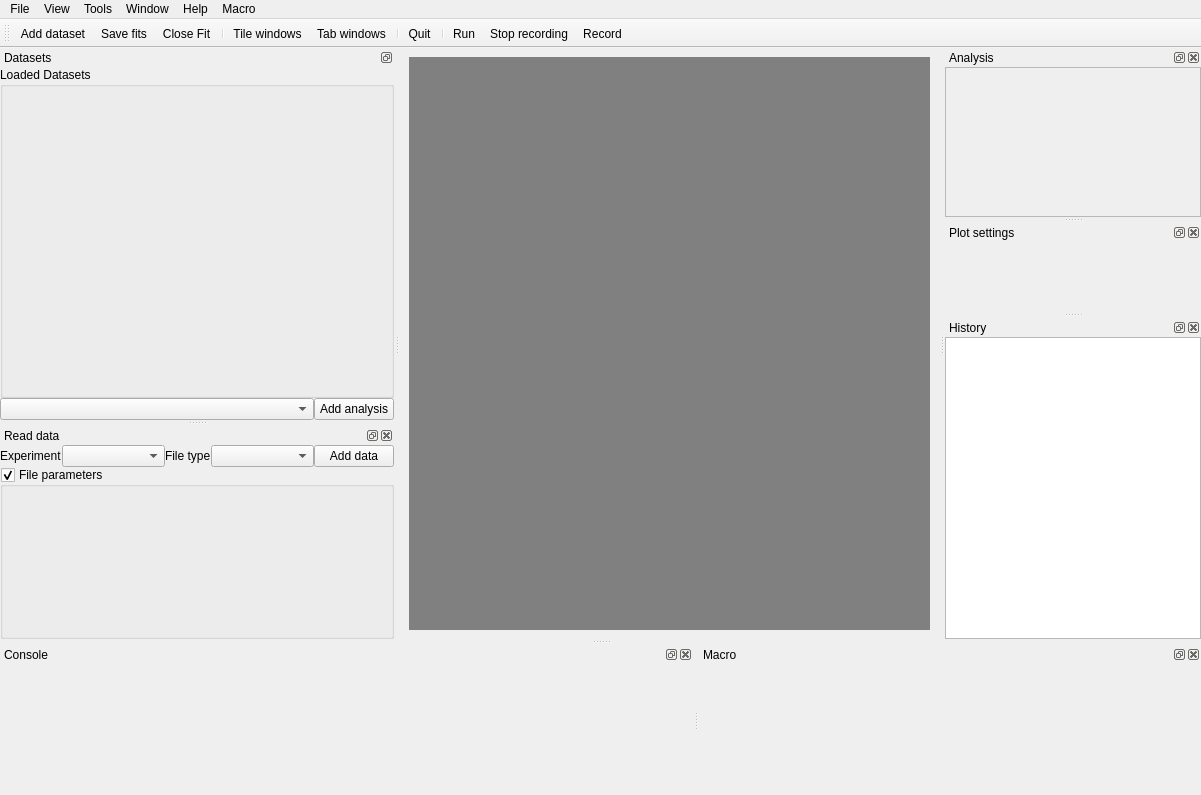
Above: chisurf/gui/gui.ui from Fluorescence-Tools/chisurf before the change. Below: the same form after it.
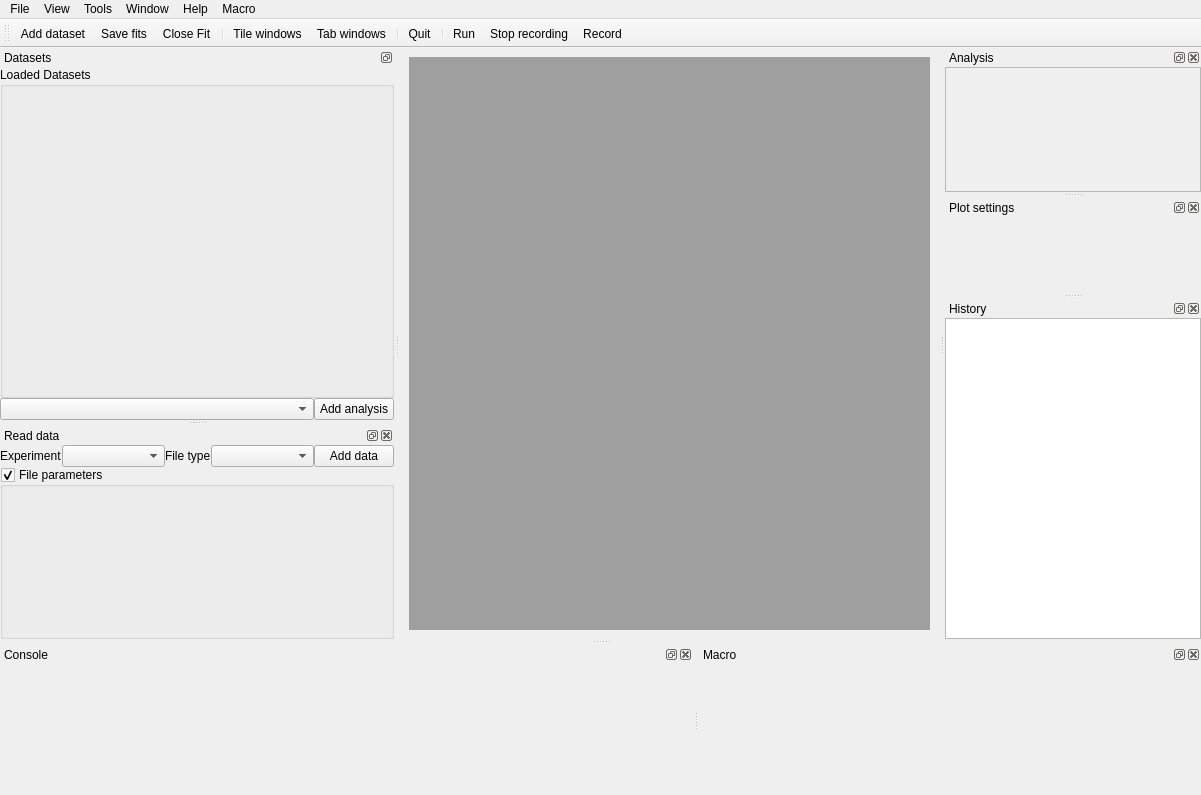
That is the form after the change. Icons and pictures are not drawn.

```diff
--- a/chisurf/gui/gui.ui
+++ b/chisurf/gui/gui.ui
@@ -13,21 +13,6 @@
     <height>795</height>
    </rect>
   </property>
-  <property name="sizePolicy">
-   <sizepolicy hsizetype="Preferred" vsizetype="Preferred">
-    <horstretch>0</horstretch>
-    <verstretch>0</verstretch>
-   </sizepolicy>
-  </property>
-  <property name="maximumSize">
-   <size>
-    <width>16777215</width>
-    <height>16777215</height>
-   </size>
-  </property>
-  <property name="focusPolicy">
-   <enum>Qt::ClickFocus</enum>
-  </property>
   <property name="windowTitle">
    <string>ChiSurf</string>
   </property>
@@ -38,15 +23,6 @@
   <property name="windowOpacity">
    <double>1.000000000000000</double>
   </property>
-  <property name="animated">
-   <bool>true</bool>
-  </property>
-  <property name="documentMode">
-   <bool>false</bool>
-  </property>
-  <property name="tabShape">
-   <enum>QTabWidget::Rounded</enum>
-  </property>
   <property name="dockOptions">
    <set>QMainWindow::AllowNestedDocks|QMainWindow::AllowTabbedDocks|QMainWindow::AnimatedDocks|QMainWindow::ForceTabbedDocks</set>
   </property>
@@ -54,21 +30,9 @@
    <bool>true</bool>
   </property>
   <widget class="QWidget" name="centralwidget">
-   <property name="sizePolicy">
-    <sizepolicy hsizetype="Preferred" vsizetype="Preferred">
-     <horstretch>0</horstretch>
-     <verstretch>0</verstretch>
-    </sizepolicy>
-   </property>
    <layout class="QGridLayout" name="gridLayout_2">
     <item row="1" column="1">
      <widget class="QMdiArea" name="mdiarea">
-      <property name="sizePolicy">
-       <sizepolicy hsizetype="Preferred" vsizetype="Preferred">
-        <horstretch>0</horstretch>
-        <verstretch>0</verstretch>
-       </sizepolicy>
-      </property>
       <property name="frameShape">
        <enum>QFrame::NoFrame</enum>
       </property>
@@ -78,15 +42,6 @@
       <property name="horizontalScrollBarPolicy">
        <enum>Qt::ScrollBarAsNeeded</enum>
       </property>
-      <property name="background">
-       <brush brushstyle="SolidPattern">
-        <color alpha="255">
-         <red>128</red>
-         <green>128</green>
-         <blue>128</blue>
-        </color>
-       </brush>
-      </property>
       <property name="viewMode">
        <enum>QMdiArea::SubWindowView</enum>
       </property>
@@ -110,27 +65,6 @@
    </layout>
   </widget>
   <widget class="QDockWidget" name="dockWidgetAnalysis">
-   <property name="sizePolicy">
-    <sizepolicy hsizetype="Preferred" vsizetype="Preferred">
-     <horstretch>0</horstretch>
-     <verstretch>0</verstretch>
-    </sizepolicy>
-   </property>
-   <property name="minimumSize">
-    <size>
-     <width>89</width>
-     <height>111</height>
-    </size>
-   </property>
-   <property name="maximumSize">
-    <size>
-     <width>524287</width>
-     <height>524287</height>
-    </size>
-   </property>
-   <property name="focusPolicy">
-    <enum>Qt::NoFocus</enum>
-   </property>
    <property name="floating">
     <bool>false</bool>
    </property>
@@ -150,12 +84,6 @@
       <verstretch>0</verstretch>
      </sizepolicy>
     </property>
-    <property name="font">
-     <font>
-      <family>MS Shell Dlg 2</family>
-      <pointsize>9</pointsize>
-     </font>
-    </property>
     <layout class="QVBoxLayout" name="verticalLayout_3">
      <property name="spacing">
       <number>0</number>
@@ -200,7 +128,7 @@
           <x>0</x>
           <y>0</y>
           <width>254</width>
-          <height>145</height>
+          <height>133</height>
          </rect>
         </property>
         <property name="sizePolicy">
@@ -239,8 +167,8 @@
            </property>
            <property name="sizeHint" stdset="0">
             <size>
-             <width>20</width>
-             <height>40</height>
+             <width>0</width>
+             <height>0</height>
             </size>
            </property>
           </spacer>
@@ -262,12 +190,6 @@
      <verstretch>0</verstretch>
     </sizepolicy>
    </property>
-   <property name="minimumSize">
-    <size>
-     <width>80</width>
-     <height>38</height>
-    </size>
-   </property>
    <property name="windowTitle">
     <string>Plot settings</string>
    </property>
```
Left out of the diff: 58 changed lines with no effect on the pictures.
